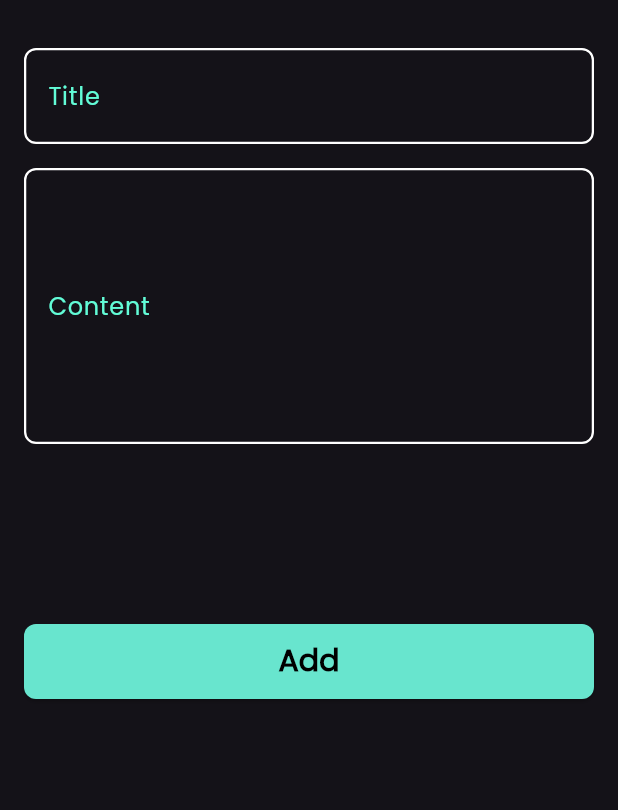
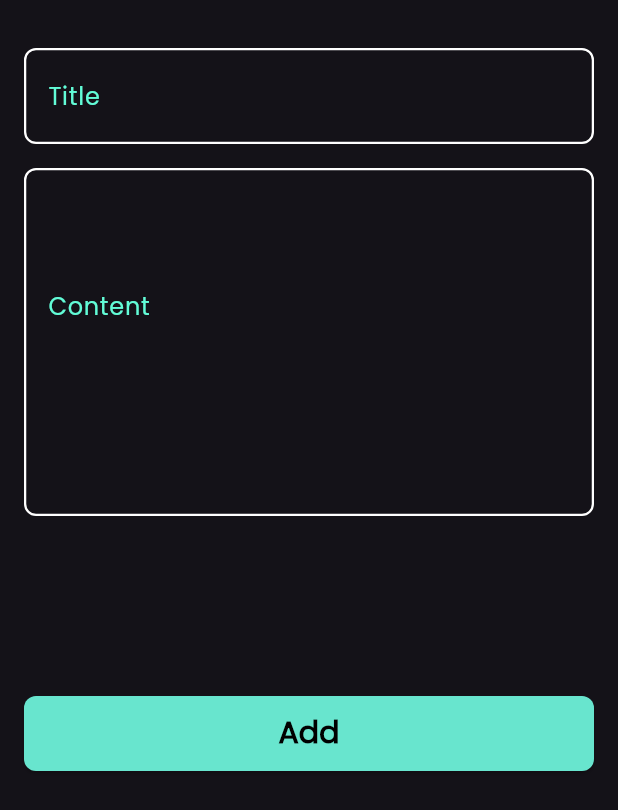
Before and after one commit to ArwaElsherif/notes_app, a Flutter app: the AddNoteForm widget shown alone on an empty page, opened directly, on a phone screen of 412 x 824 dp. Shown: the top 810 px of the screen. Run offline on Flutter 3.47's test engine with Material 3 defaults, Android fonts, the phone set to English and light mode, and no system bars; our stand-ins replace bloc, flutter_bloc, font_awesome_flutter, hive, hive_flutter; accounts and stored records are empty.

Commit message:
edit note

```diff
--- a/lib/models/note_model.dart
+++ b/lib/models/note_model.dart
@@ -5,13 +5,13 @@ part 'note_model.g.dart';
 @HiveType(typeId: 0)
 class NoteModel extends HiveObject {
   @HiveField(0)
-  final String title;
+   String title;
   @HiveField(1)
-  final String subTitle;
+   String subTitle;
   @HiveField(2)
   final String date;
   @HiveField(3)
-  final int color;
+   int color;
   NoteModel({
     required this.title,
     required this.subTitle,
--- a/lib/widgets/add_note_form.dart
+++ b/lib/widgets/add_note_form.dart
@@ -42,7 +42,7 @@ class _AddNoteFormState extends State<AddNoteForm> {
                 vertical: 80,
                 horizontal: 12,
               ),
-              //maxLines: 3,
+              maxLines: 3,
             ),
             SizedBox(height: 120),
             BlocBuilder<AddNoteCubit, AddNoteState>(
--- a/lib/widgets/custom_text_field.dart
+++ b/lib/widgets/custom_text_field.dart
@@ -1,3 +1,4 @@
+// ignore_for_file: public_member_api_docs, sort_constructors_first
 
 import 'package:flutter/material.dart';
 
@@ -10,15 +11,18 @@ class CustomTextField extends StatelessWidget {
     this.contentPadding,
     this.maxLines = 1,
     this.onSaved,
+    this.onChanged,
   });
   final String hintText;
   final EdgeInsets? contentPadding;
   final int? maxLines;
   final void Function(String?)? onSaved;
+  final void Function(String)? onChanged;
 
   @override
   Widget build(BuildContext context) {
     return TextFormField(
+      onChanged: onChanged,
       onSaved: onSaved,
       validator: (value) {
         if (value?.isEmpty ?? true) {
--- a/lib/widgets/note_item.dart
+++ b/lib/widgets/note_item.dart
@@ -16,7 +16,7 @@ class NoteItem extends StatelessWidget {
       onDoubleTap: () {
         Navigator.push(
           context,
-          MaterialPageRoute(builder: (context) => const EditNotesView()),
+          MaterialPageRoute(builder: (context) =>  EditNotesView(note: note,)),
         );
       },
       child: Container(
```
Also changed, not shown: assets/animations/Notes.json (added, +1 -0 lines), lib/views/edit_notes_view.dart (+34 -8 lines).
